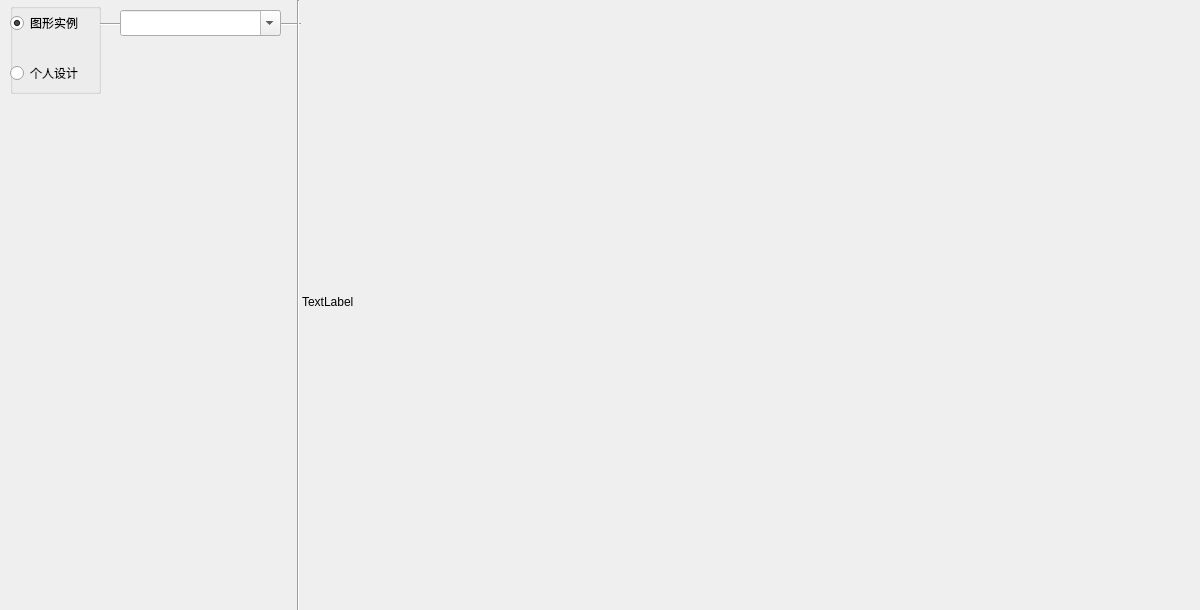
Before: the Qt Designer form TangramUI.ui in gangma2610/TangramUI, drawn with Qt 5.
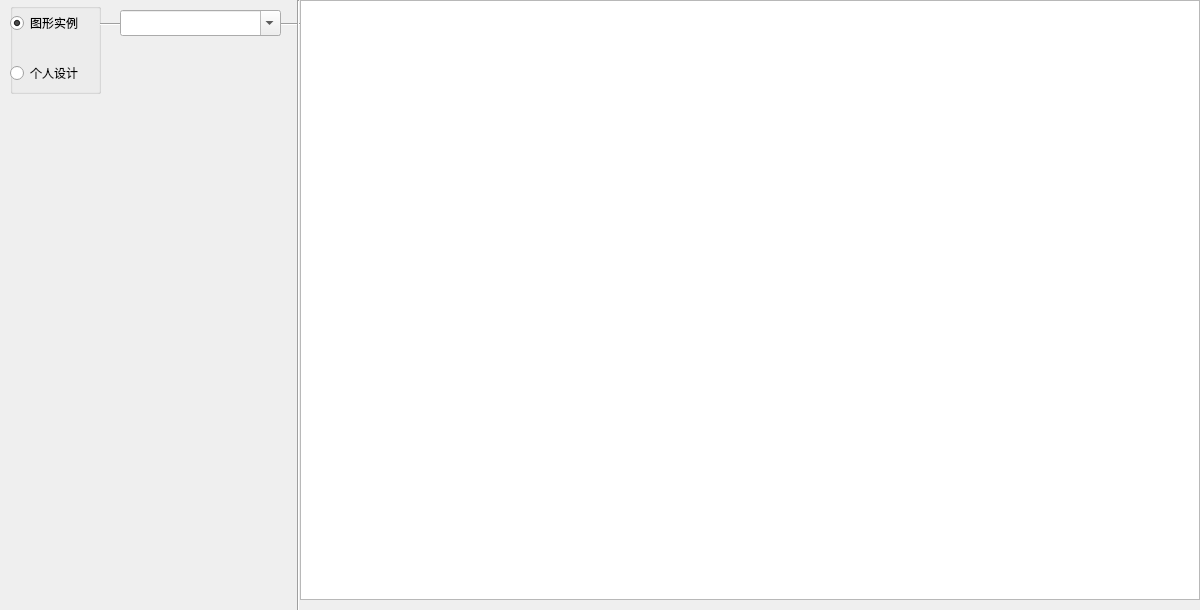
After: the same form once the commit is applied.

Patch:
```diff
--- a/TangramUI.ui
+++ b/TangramUI.ui
@@ -106,19 +106,6 @@
     <enum>Qt::Vertical</enum>
    </property>
   </widget>
-  <widget class="QLabel" name="imgLable">
-   <property name="geometry">
-    <rect>
-     <x>302</x>
-     <y>2</y>
-     <width>900</width>
-     <height>600</height>
-    </rect>
-   </property>
-   <property name="text">
-    <string>TextLabel</string>
-   </property>
-  </widget>
   <widget class="QComboBox" name="imgcboBox">
    <property name="geometry">
     <rect>
@@ -132,6 +119,16 @@
     <bool>true</bool>
    </property>
   </widget>
+  <widget class="QGraphicsView" name="graphicsView">
+   <property name="geometry">
+    <rect>
+     <x>300</x>
+     <y>0</y>
+     <width>900</width>
+     <height>600</height>
+    </rect>
+   </property>
+  </widget>
  </widget>
  <resources>
   <include location="apprcc.qrc"/>
```
